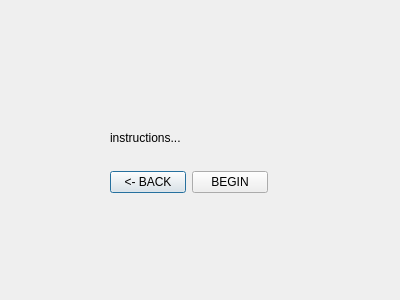
Old version of the form Qt_Creator/projectPHOE/colorinstruc.ui in the repository jdsalguer/senior_project.
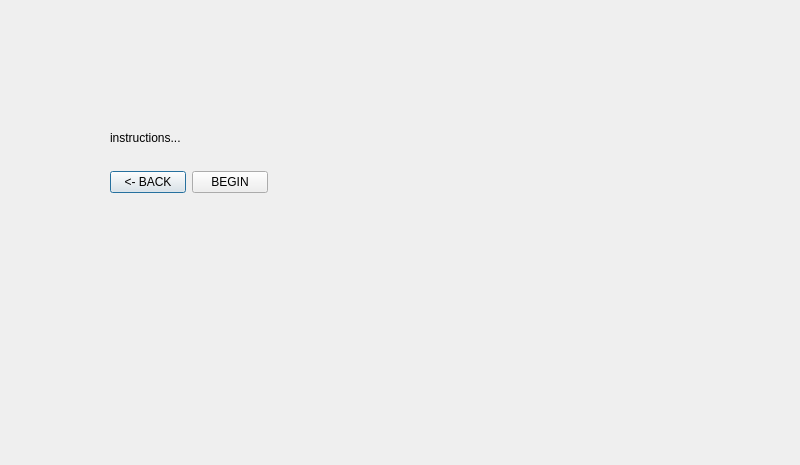
New version of the form.

```diff
--- a/Qt_Creator/projectPHOE/colorinstruc.ui
+++ b/Qt_Creator/projectPHOE/colorinstruc.ui
@@ -6,8 +6,8 @@
    <rect>
     <x>0</x>
     <y>0</y>
-    <width>400</width>
-    <height>300</height>
+    <width>800</width>
+    <height>465</height>
    </rect>
   </property>
   <property name="windowTitle">
@@ -26,7 +26,7 @@
     <string>instructions...</string>
    </property>
   </widget>
-  <widget class="QWidget" name="">
+  <widget class="QWidget" name="layoutWidget">
    <property name="geometry">
     <rect>
      <x>110</x>
```
